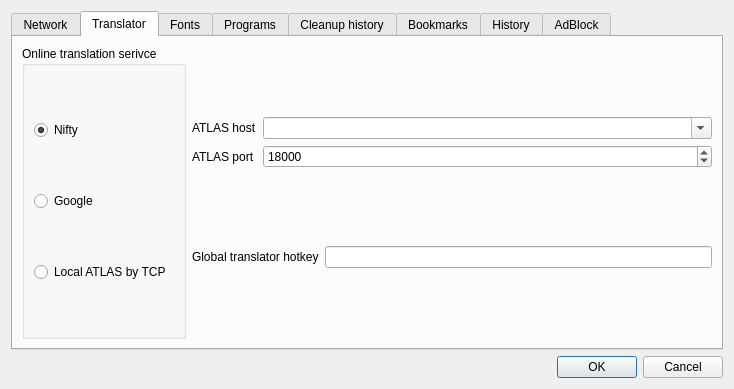
Old version of the form settingsdlg.ui in the repository kernel1024/jpreader.
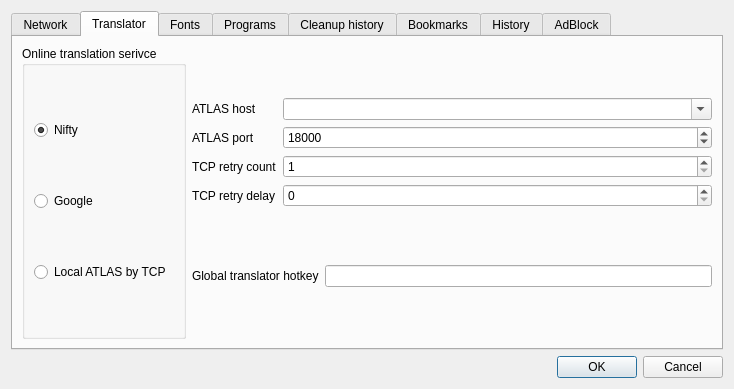
New version of the form. The open tabs and pages were chosen to show the change. Custom widgets are drawn as their Qt base class.

Commit message: Configurable retry parameters for ATLAS conntection.

What changed in the file:
```diff
--- a/settingsdlg.ui
+++ b/settingsdlg.ui
@@ -269,7 +269,7 @@
          </item>
          <item>
           <layout class="QFormLayout" name="formLayout">
-           <item row="1" column="0">
+           <item row="0" column="0">
             <widget class="QLabel" name="label_10">
              <property name="text">
               <string>ATLAS host</string>
@@ -279,7 +279,14 @@
              </property>
             </widget>
            </item>
-           <item row="2" column="0">
+           <item row="0" column="1">
+            <widget class="QComboBox" name="atlHost">
+             <property name="editable">
+              <bool>true</bool>
+             </property>
+            </widget>
+           </item>
+           <item row="1" column="0">
             <widget class="QLabel" name="label_11">
              <property name="text">
               <string>ATLAS port</string>
@@ -289,7 +296,7 @@
              </property>
             </widget>
            </item>
-           <item row="2" column="1">
+           <item row="1" column="1">
             <widget class="QSpinBox" name="atlPort">
              <property name="maximum">
               <number>65535</number>
@@ -299,13 +306,33 @@
              </property>
             </widget>
            </item>
-           <item row="1" column="1">
-            <widget class="QComboBox" name="atlHost">
-             <property name="editable">
-              <bool>true</bool>
+           <item row="2" column="0">
+            <widget class="QLabel" name="label_18">
+             <property name="text">
+              <string>TCP retry count</string>
              </property>
             </widget>
            </item>
+           <item row="2" column="1">
+            <widget class="QSpinBox" name="atlRetryCnt">
+             <property name="minimum">
+              <number>1</number>
+             </property>
+            </widget>
+           </item>
+           <item row="3" column="0">
+            <widget class="QLabel" name="label_19">
+             <property name="text">
+              <string>TCP retry delay</string>
+             </property>
+             <property name="buddy">
+              <cstring>atlRetryTimeout</cstring>
+             </property>
+            </widget>
+           </item>
+           <item row="3" column="1">
+            <widget class="QSpinBox" name="atlRetryTimeout"/>
+           </item>
           </layout>
          </item>
          <item>
@@ -316,7 +343,7 @@
            <property name="sizeHint" stdset="0">
             <size>
              <width>20</width>
-             <height>40</height>
+             <height>18</height>
             </size>
            </property>
           </spacer>
```
Left out of the diff: 5 changed lines with no effect on the pictures. The commit also changes 5 other files.
